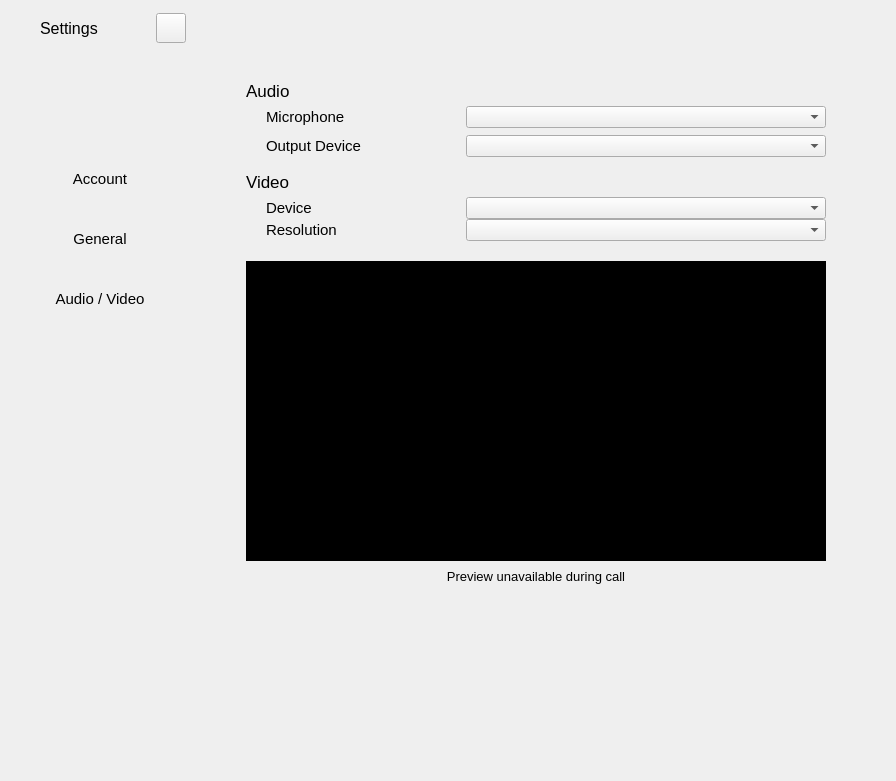
The window that settingswidget.ui (savoirfairelinux/jami-client-windows) describes before a commit, drawn with Qt 5.
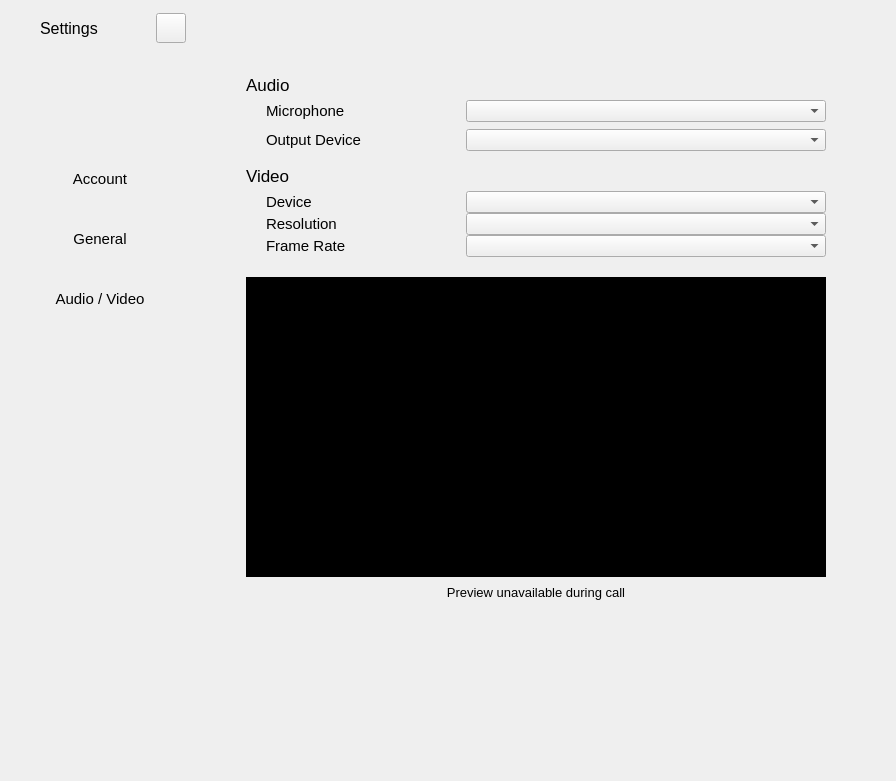
The same window after the commit. The open tabs and pages were chosen to show the change. Icons and pictures are not drawn. Custom widgets are drawn as their Qt base class.

Commit message: settings: add frame rate selection

```diff
--- a/settingswidget.ui
+++ b/settingswidget.ui
@@ -2935,6 +2935,66 @@
                            </item>
                           </layout>
                          </item>
+                         <item>
+                          <layout class="QHBoxLayout" name="horizontalLayout_35">
+                           <property name="spacing">
+                            <number>0</number>
+                           </property>
+                           <item>
+                            <widget class="QLabel" name="label_22">
+                             <property name="font">
+                              <font>
+                               <pointsize>11</pointsize>
+                              </font>
+                             </property>
+                             <property name="text">
+                              <string>Frame Rate</string>
+                             </property>
+                             <property name="textInteractionFlags">
+                              <set>Qt::NoTextInteraction</set>
+                             </property>
+                            </widget>
+                           </item>
+                           <item>
+                            <spacer name="horizontalSpacer_23">
+                             <property name="orientation">
+                              <enum>Qt::Horizontal</enum>
+                             </property>
+                             <property name="sizeHint" stdset="0">
+                              <size>
+                               <width>40</width>
+                               <height>20</height>
+                              </size>
+                             </property>
+                            </spacer>
+                           </item>
+                           <item>
+                            <widget class="QComboBox" name="rateBox">
+                             <property name="sizePolicy">
+                              <sizepolicy hsizetype="MinimumExpanding" vsizetype="Fixed">
+                               <horstretch>0</horstretch>
+                               <verstretch>0</verstretch>
+                              </sizepolicy>
+                             </property>
+                             <property name="minimumSize">
+                              <size>
+                               <width>360</width>
+                               <height>0</height>
+                              </size>
+                             </property>
+                             <property name="maximumSize">
+                              <size>
+                               <width>360</width>
+                               <height>16777215</height>
+                              </size>
+                             </property>
+                             <property name="toolTip">
+                              <string>Video device rate selector</string>
+                             </property>
+                            </widget>
+                           </item>
+                          </layout>
+                         </item>
                         </layout>
                        </item>
                       </layout>
@@ -2989,7 +3049,7 @@
                          <number>0</number>
                         </property>
                         <item>
-                         <spacer name="horizontalSpacer_23">
+                         <spacer name="horizontalSpacer_27">
                           <property name="orientation">
                            <enum>Qt::Horizontal</enum>
                           </property>
```
Left out of the diff: 2 changed lines with no effect on the pictures. The commit also changes 2 other files.
